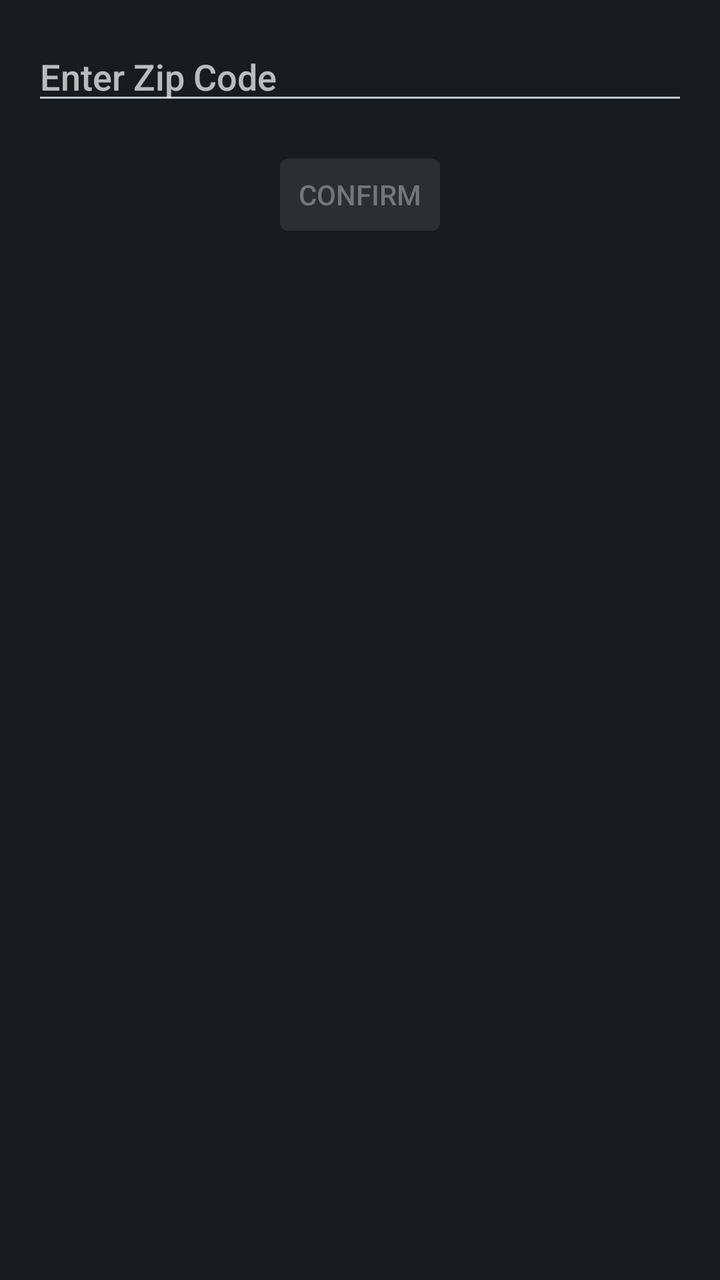
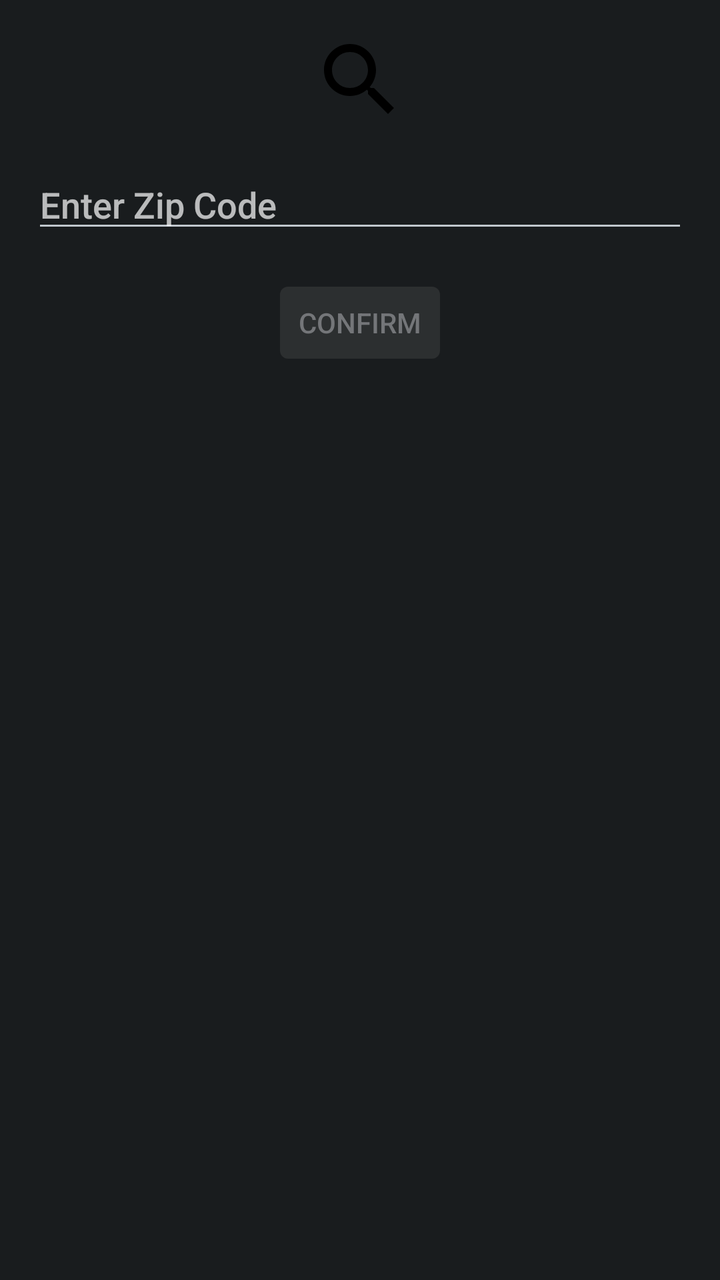

Compare the two renders of this Android layout. The source of the first and the diff that turns it into the second are given below.
<!-- AndroidManifest.xml: application theme android:Theme.DeviceDefault -->
<!-- res/layout/widget_configure.xml -->
<?xml version="1.0" encoding="utf-8"?>
<LinearLayout xmlns:android="http://schemas.android.com/apk/res/android"
    android:layout_width="match_parent"
    android:layout_height="wrap_content"
    android:orientation="vertical"
    android:padding="16dp">

    <EditText
        android:id="@+id/editTextZipCode"
        android:layout_width="match_parent"
        android:layout_height="wrap_content"
        android:hint="Enter Zip Code"
        android:inputType="number"
        android:maxLines="1" />

    <TextView
        android:id="@+id/textViewLocationResult"
        android:layout_width="wrap_content"
        android:layout_height="wrap_content"
        android:layout_marginTop="8dp"
        android:textStyle="bold"
        android:visibility="gone" /> 

    <Button
        android:id="@+id/buttonAcceptLocation"
        android:layout_width="wrap_content"
        android:layout_height="wrap_content"
        android:layout_marginTop="8dp"
        android:layout_gravity="center_horizontal"
        android:text="Accept Location"
        android:enabled="false"
        android:visibility="gone" /> 

    <Button
        android:id="@+id/buttonConfirm"
        android:layout_width="wrap_content"
        android:layout_height="wrap_content"
        android:layout_marginTop="16dp"
        android:layout_gravity="center_horizontal"
        android:text="Confirm"
        android:enabled="false" />

</LinearLayout>
<!-- resources referenced by this layout -->
<resources>

</resources>

<!-- the commit's change to res/layout/widget_configure.xml (unified diff, before → after) -->
@@ -4,6 +4,13 @@
     android:layout_height="wrap_content"
     android:orientation="vertical"
     android:padding="16dp">
+
+    <ImageView
+        android:layout_width="48dp"
+        android:layout_height="48dp"
+        android:src="@drawable/ic_search"
+        android:layout_gravity="center_horizontal"
+        android:layout_marginBottom="16dp"/>
 
     <EditText
         android:id="@+id/editTextZipCode"
<!-- resource entries referenced after the edit -->
@@ -1,5 +1,14 @@
 <!-- resources referenced by this layout -->
 <resources>
-
+  <!-- drawable ic_search (drawable) -->
+  <vector xmlns:android="http://schemas.android.com/apk/res/android"
+      android:width="24dp"
+      android:height="24dp"
+      android:viewportWidth="24.0"
+      android:viewportHeight="24.0">
+      <path
+          android:fillColor="#FF000000"
+          android:pathData="M15.5,14h-0.79l-0.28,-0.27C15.41,12.59 16,11.11 16,9.5 16,5.91 13.09,3 9.5,3S3,5.91 3,9.5 5.91,16 9.5,16c1.61,0 3.09,-0.59 4.23,-1.57l0.27,0.28v0.79l5,5L20.49,19l-5,-5zM9.5,14C7.01,14 5,11.99 5,9.5S7.01,5 9.5,5 14,7.01 14,9.5 11.99,14 9.5,14z"/>
+  </vector>
 </resources>
 
